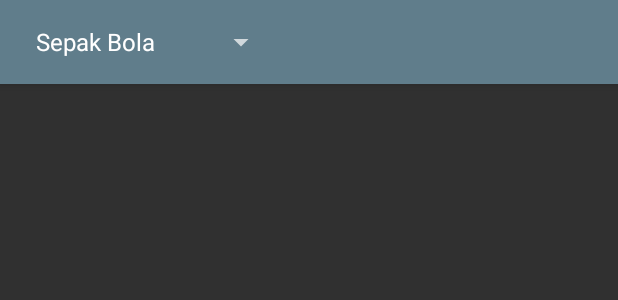
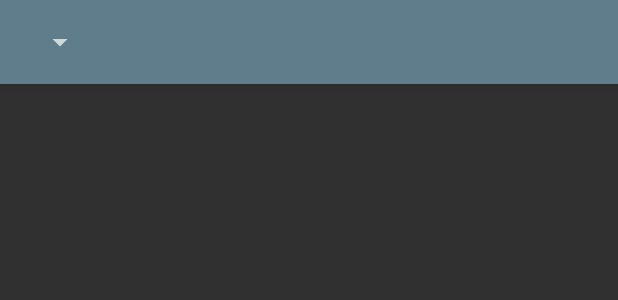
Before and after one commit to IgoRamli/cc-cup-2018-app, an Android app: the layout fragment_jadwal.xml on its own in the app's theme, with its tools: preview values and no code run, on a phone screen of 412 x 824 dp. Shown: the top 300 px of the screen. Run offline under Robolectric (Android 15) with nearby library versions, the phone set to English and light mode, and no system bars.

Commit message:
Menambahkan polish pada UI

```diff
--- a/app/src/main/res/layout/fragment_jadwal.xml
+++ b/app/src/main/res/layout/fragment_jadwal.xml
@@ -5,12 +5,30 @@
     android:layout_width="match_parent"
     android:layout_height="match_parent"
     tools:context="org.osiskanisius.cccup.cccup2018.jadwal.JadwalFragment">
+    <ScrollView
+        android:layout_width="match_parent"
+        android:layout_height="match_parent"
+        android:layout_marginTop="?actionBarSize">
+        <TextView
+            android:id="@+id/tv_jadwal"
+            android:layout_width="match_parent"
+            android:layout_height="wrap_content"
+            android:textSize="18sp"/>
+    </ScrollView>
     <TextView
-        android:id="@+id/tv_jadwal"
+        android:id="@+id/tv_error_msg"
         android:layout_width="match_parent"
         android:layout_height="match_parent"
         android:layout_marginTop="?actionBarSize"
-        android:textSize="18sp"/>
+        android:textSize="22sp"
+        android:text="@string/error_msg"
+        android:visibility="invisible"/>
+    <ProgressBar
+        android:id="@+id/pb_loading_bar"
+        android:layout_width="42dp"
+        android:layout_height="42dp"
+        android:layout_gravity="center"
+        android:visibility="invisible"/>
     <android.support.design.widget.AppBarLayout
         android:layout_height="wrap_content"
         android:layout_width="match_parent">
@@ -21,8 +39,7 @@
             <android.widget.Spinner
                 android:id="@+id/jadwal_spinner"
                 android:layout_width="wrap_content"
-                android:layout_height="wrap_content"
-                android:entries="@array/jadwal_list"/>
+                android:layout_height="wrap_content" />
         </android.widget.Toolbar>
 
     </android.support.design.widget.AppBarLayout>
--- a/app/src/main/res/values/strings.xml
+++ b/app/src/main/res/values/strings.xml
@@ -4,10 +4,5 @@
 
     <string name="hello_home_fragment">Hello blank fragment</string>
     <string name="hello_jadwal_fragment">Hello jadwal fragment</string>
-    <string-array name="jadwal_list">
-        <item>Sepak Bola</item>
-        <item>Bola Voli Putra</item>
-        <item>Bola Voli Putri</item>
-        <item>Catur</item>
-    </string-array>
+    <string name="error_msg">An Error Occured. Please try again</string>
 </resources>
```
Also changed, not shown: app/src/main/java/org/osiskanisius/cccup/cccup2018/jadwal/JadwalFragment.java (+48 -9 lines).
